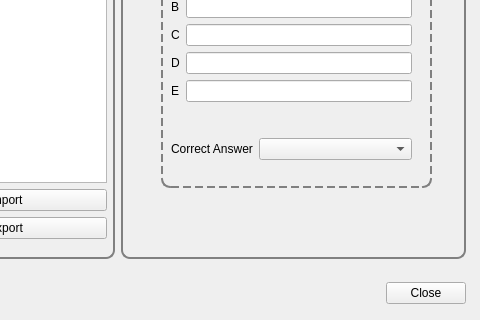
Before: the Qt Designer form designer/editset.ui in sobjornstad/clicker-quiz-manager, drawn with Qt 5; both pictures show x 545 to 1025 and y 292 to 612 of the 1025 by 612 pixel window.
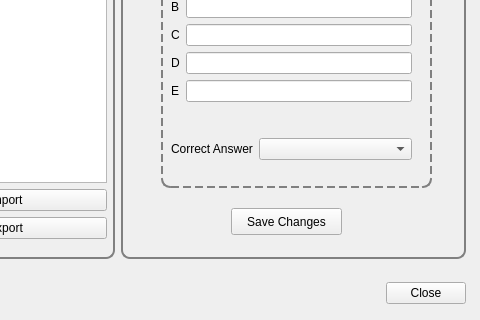
After: the same form once the commit is applied.

Commit message:
add "save changes" button to selected question section
Eventually I intend to have it save on focus lost, but for now this will
make things easier.

The edit to the form file:
```diff
--- a/designer/editset.ui
+++ b/designer/editset.ui
@@ -316,6 +316,19 @@
         </item>
        </layout>
       </widget>
+      <widget class="QPushButton" name="saveButton">
+       <property name="geometry">
+        <rect>
+         <x>110</x>
+         <y>490</y>
+         <width>111</width>
+         <height>27</height>
+        </rect>
+       </property>
+       <property name="text">
+        <string>Save Changes</string>
+       </property>
+      </widget>
      </widget>
     </item>
    </layout>
```
Left out of the diff: 8 changed lines with no effect on the pictures. The commit also changes 1 other file.
